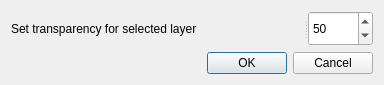
This is group_transparency_dialog_base.ui in jkall/qgis-group-transparency-pluin as Qt 5 draws it before an edit. The edited form follows.
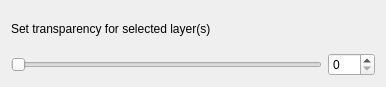
This is the edited form.

Commit message: remove ok button and cancel. update slider and spinbox

```diff
--- a/group_transparency_dialog_base.ui
+++ b/group_transparency_dialog_base.ui
@@ -6,10 +6,22 @@
    <rect>
     <x>0</x>
     <y>0</y>
-    <width>384</width>
-    <height>85</height>
+    <width>386</width>
+    <height>87</height>
    </rect>
   </property>
+  <property name="minimumSize">
+   <size>
+    <width>386</width>
+    <height>87</height>
+   </size>
+  </property>
+  <property name="maximumSize">
+   <size>
+    <width>386</width>
+    <height>87</height>
+   </size>
+  </property>
   <property name="windowTitle">
    <string>Group Transparency</string>
   </property>
@@ -17,31 +29,35 @@
    <item row="0" column="0">
     <layout class="QVBoxLayout" name="verticalLayout">
      <item>
-      <widget class="QSplitter" name="splitter">
-       <property name="orientation">
-        <enum>Qt::Horizontal</enum>
+      <widget class="QLabel" name="label_2">
+       <property name="text">
+        <string>Set transparency for selected layer(s)</string>
        </property>
-       <widget class="QLabel" name="label_2">
-        <property name="text">
-         <string>Set transparency for selected layer</string>
-        </property>
-       </widget>
-       <widget class="QSpinBox" name="spinBox">
-        <property name="value">
-         <number>50</number>
-        </property>
-       </widget>
       </widget>
      </item>
      <item>
-      <widget class="QDialogButtonBox" name="button_box">
-       <property name="orientation">
-        <enum>Qt::Horizontal</enum>
-       </property>
-       <property name="standardButtons">
-        <set>QDialogButtonBox::Cancel|QDialogButtonBox::Ok</set>
-       </property>
-      </widget>
+      <layout class="QHBoxLayout" name="horizontalLayout">
+       <item>
+        <widget class="QSlider" name="slider">
+         <property name="maximum">
+          <number>100</number>
+         </property>
+         <property name="orientation">
+          <enum>Qt::Horizontal</enum>
+         </property>
+         <property name="tickPosition">
+          <enum>QSlider::NoTicks</enum>
+         </property>
+        </widget>
+       </item>
+       <item>
+        <widget class="QSpinBox" name="spinBox">
+         <property name="maximum">
+          <number>100</number>
+         </property>
+        </widget>
+       </item>
+      </layout>
      </item>
     </layout>
    </item>
```
Left out of the diff: 35 changed lines with no effect on the pictures. The commit also changes 2 other files.
